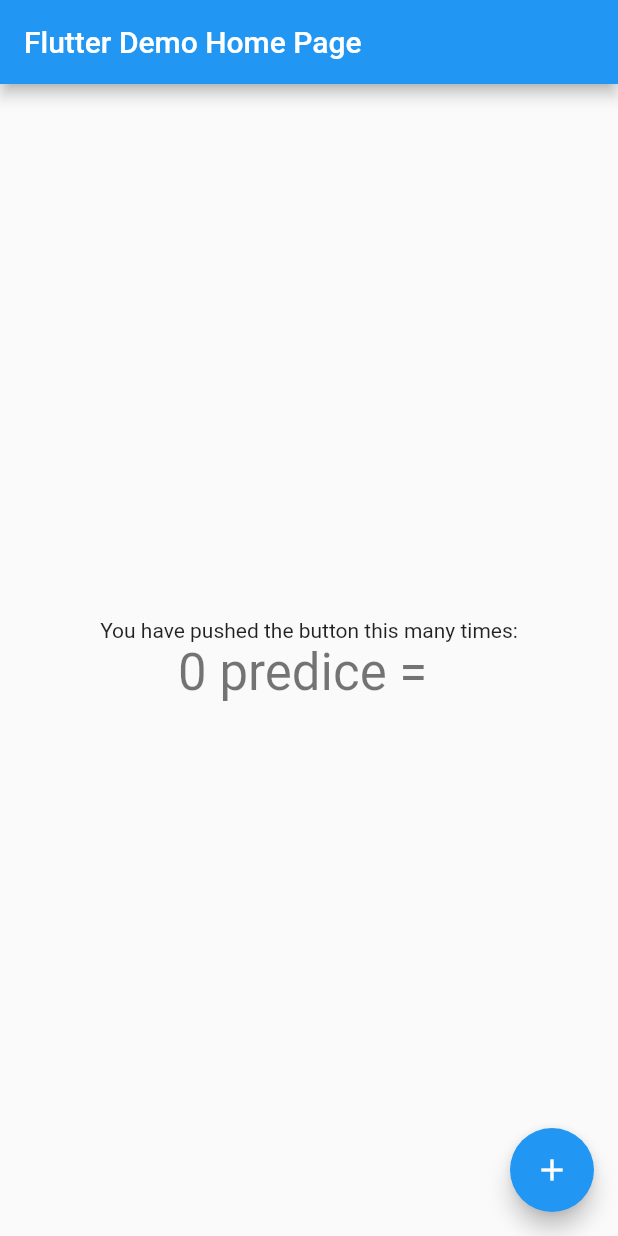
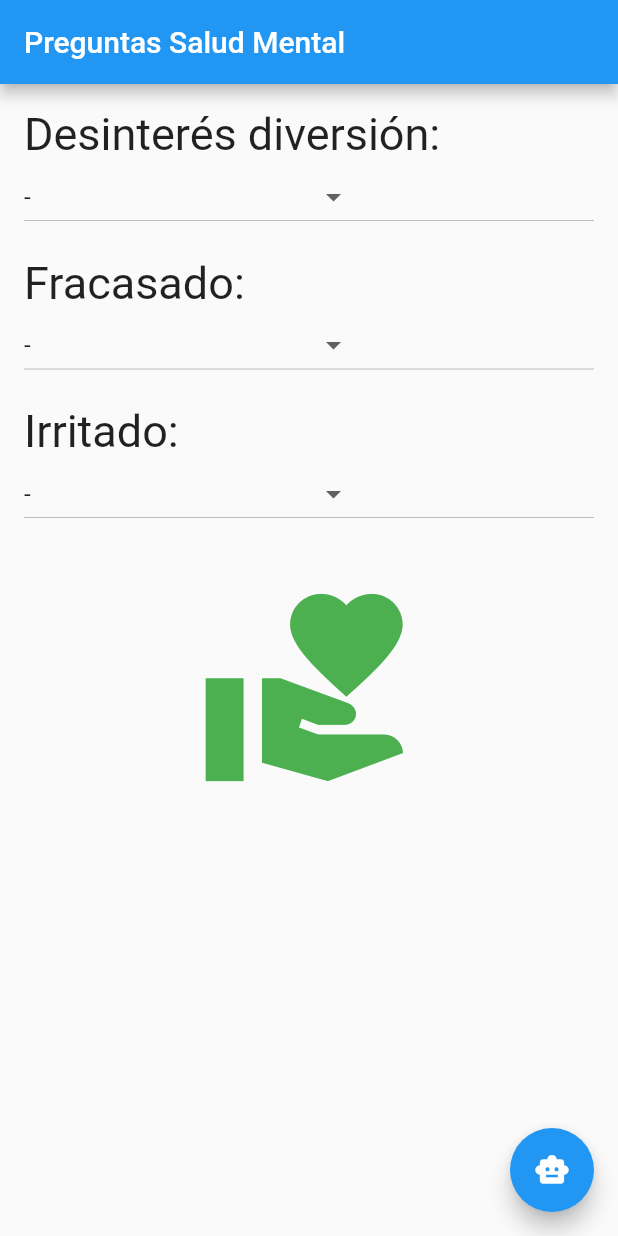
Before and after one commit to SuperDesarroll/py-saludmental-grpc-server, a Flutter app: the screen it shows after launch, on a phone screen of 412 x 824 dp. Run offline on Flutter 3.47's test engine with Material 2 defaults, Android fonts, the phone set to English and light mode, and no system bars; our stand-ins replace fixnum; missing offline and left inert: grpc, protobuf.

Commit message:
flutter app

```diff
--- a/flutterclient/saludmental/lib/main.dart
+++ b/flutterclient/saludmental/lib/main.dart
@@ -1,3 +1,192 @@
+import 'package:fixnum/fixnum.dart';
+import 'package:flutter/material.dart';
+import 'package:grpc/grpc.dart';
+import 'package:saludmental/generated/servicio.pb.dart';
+import 'package:saludmental/generated/servicio.pbgrpc.dart';
+
+void main() {
+  runApp(const MyApp());
+}
+
+class MyApp extends StatelessWidget {
+  const MyApp({super.key});
+
+  // This widget is the root of your application.
+  @override
+  Widget build(BuildContext context) {
+    return MaterialApp(
+      title: 'Flutter Demo',
+      theme: ThemeData(
+        primarySwatch: Colors.blue,
+      ),
+      home: PreguntasPage(),
+    );
+  }
+}
+
+class PreguntasPage extends StatefulWidget {
+  @override
+  _PreguntasPageState createState() => _PreguntasPageState();
+}
+
+class _PreguntasPageState extends State<PreguntasPage> {
+  int desinteresValue = 0;
+  int fracasadoValue = 0;
+  int irritadoValue = 0;
+
+  bool buscando = false;
+
+  List<String> opciones = [
+    '-',
+    'Casi todos los días',
+    'Más de la mitad de los días',
+    'Para Nada / Ningún día',
+    'Varios días'
+  ];
+
+  @override
+  Widget build(BuildContext context) {
+    return Scaffold(
+        appBar: AppBar(
+          title: Text('Preguntas Salud Mental'),
+        ),
+        body: Padding(
+          padding: const EdgeInsets.all(16.0),
+          child: Column(
+            mainAxisAlignment: MainAxisAlignment.start,
+            crossAxisAlignment: CrossAxisAlignment.start,
+            children: [
+              Text(
+                'Desinterés diversión:',
+                style: TextStyle(fontSize: 30),
+              ),
+              SizedBox(
+                width: MediaQuery.of(context).size.width,
+                child: DropdownButton(
+                  value: desinteresValue,
+                  items: _getDropdownItems(),
+                  onChanged: (value) {
+                    setState(() {
+                      desinteresValue = value!;
+                    });
+                  },
+                ),
+              ),
+              SizedBox(height: 16.0),
+              Text(
+                'Fracasado:',
+                style: TextStyle(fontSize: 30),
+              ),
+              SizedBox(
+                width: MediaQuery.of(context).size.width,
+                child: DropdownButton(
+                  value: fracasadoValue,
+                  items: _getDropdownItems(),
+                  onChanged: (value) {
+                    setState(() {
+                      fracasadoValue = value!;
+                    });
+                  },
+                ),
+              ),
+              SizedBox(height: 16.0),
+              Text(
+                'Irritado:',
+                style: TextStyle(fontSize: 30),
+              ),
+              SizedBox(
+                width: MediaQuery.of(context).size.width,
+                child: DropdownButton(
+                  value: irritadoValue,
+                  items: _getDropdownItems(),
+                  onChanged: (value) {
+                    setState(() {
+                      irritadoValue = value!;
+                    });
+                  },
+                ),
+              ),
+              SizedBox(height: 30.0),
+              predice == "-"
+                  ? Center(
+                      child: Icon(
+                        Icons.volunteer_activism,
+                        size: 150,
+                        color: Colors.green,
+                      ),
+                    )
+                  : Center(
+                      child: Icon(
+                        predice == "0"
+                            ? Icons.sentiment_very_satisfied
+                            : Icons.sentiment_very_dissatisfied,
+                        size: 150,
+                        color: predice == "0" ? Colors.green : Colors.orange,
+                      ),
+                    ),
+              Center(
+                child: buscando && predice != "-"
+                    ? CircularProgressIndicator()
+                    : SizedBox(),
+              )
+            ],
+          ),
+        ),
+        floatingActionButton: FloatingActionButton(
+          onPressed: sendRequest,
+          tooltip: 'Increment',
+          child: const Icon(Icons.smart_toy),
+        ));
+  }
+
+  String predice = "-";
+
+  late PizzeriaClient stub;
+
+  Future<void> sendRequest() async {
+    setState(() {
+      buscando = true;
+    });
+    final channel = ClientChannel('mypython.koreasouth.cloudapp.azure.com',
+        port: 50051,
+        options:
+            const ChannelOptions(credentials: ChannelCredentials.insecure()));
+
+    stub = PizzeriaClient(channel,
+        options: CallOptions(timeout: const Duration(seconds: 30)));
+
+    try {
+      Encuesta nueva = Encuesta();
+      nueva.desinteresDiversion =
+          Int64(desinteresValue); // especifica directamente el valor como Int64
+      nueva.fracasado = Int64(fracasadoValue);
+      nueva.irritado = Int64(irritadoValue);
+
+      var response = await stub.registerEncuesta(nueva);
+      predice = response.prediccion.toString();
+      setState(() {
+        buscando = false;
+      });
+    } catch (e) {
+      setState(() {
+        buscando = false;
+      });
+    }
+  }
+
+  List<DropdownMenuItem<int>> _getDropdownItems() {
+    return opciones
+        .asMap()
+        .entries
+        .map((entry) => DropdownMenuItem(
+              value: entry.key,
+              child: Text(entry.value),
+            ))
+        .toList();
+  }
+}
+
+/*
 import 'package:fixnum/fixnum.dart';
 import 'package:flutter/material.dart';
 import 'package:grpc/grpc.dart';
@@ -100,3 +289,4 @@
     );
   }
 }
+*/
```
Also changed, not shown: dotserver/GrpcGreeter/obj/Debug/net7.0/project.razor.json, 1 other file.
